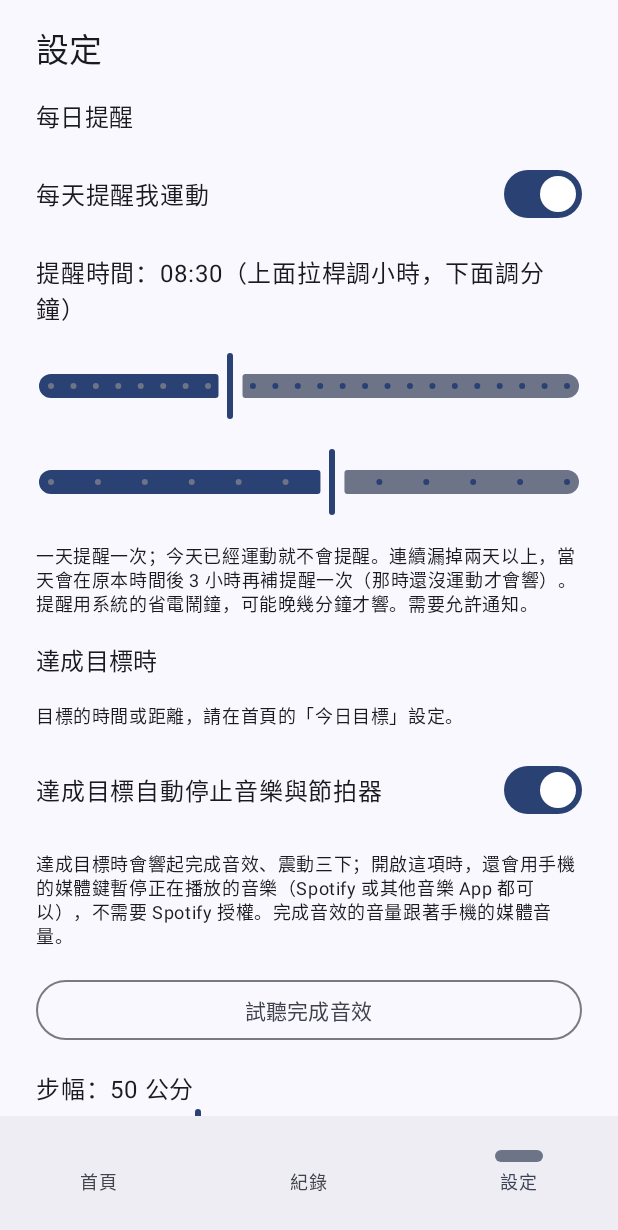
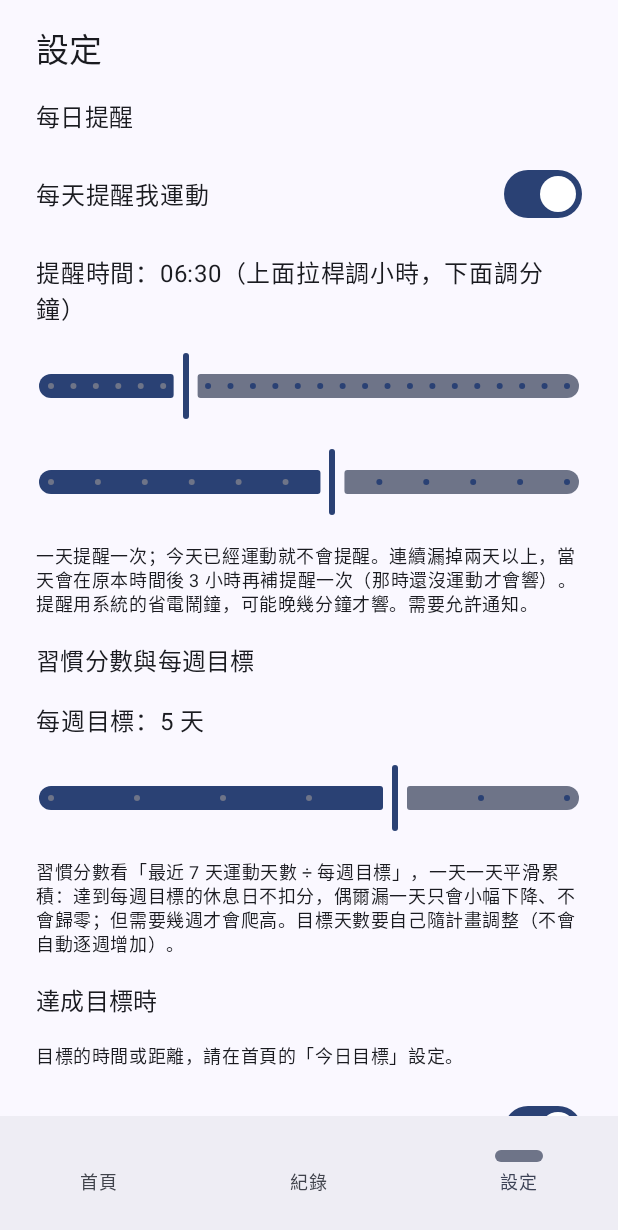
Before and after one commit to cornming/slowjog, an Android app built with Jetpack Compose: the screen it shows after launch (MainActivity), item 3 of the bottom bar chosen, on a phone screen of 412 x 824 dp. Shown: the top 1230 px of the screen. Run offline under Robolectric (Android 15) with nearby library versions, the phone set to English and light mode, and no system bars; our stand-ins replace Room's generated code.

Commit message:
加入習慣分數與每週目標、匯出 CSV；每日提醒預設時間改為 06:30（起床時間）
- 首頁顯示本週天數與習慣分數，小工具也顯示分數
- 設定可調每週目標天數；可把運動紀錄匯出成 CSV

Co-Authored-By: Claude Sonnet 5.5 <noreply@anthropic.com>
Claude-Session: https://claude.ai/code/session_01MNAtgNGejmkcFMiBn9P1QX

```diff
--- /dev/null
+++ b/app/src/main/java/com/cornming/slowjog/data/Habit.kt
@@ -0,0 +1,46 @@
+package com.cornming.slowjog.data
+
+import java.time.LocalDate
+import kotlin.math.min
+import kotlin.math.pow
+import kotlin.math.sqrt
+
+/**
+ * 習慣分數與每週目標（做法借鏡 uhabits 的「指數平滑」）。
+ *
+ * 每一天算一個 0 到 1 的完成度：最近 7 天（含當天）運動的天數 ÷ 每週目標天數，上限 1。
+ * 分數＝昨天分數 × 衰減係數 ＋ 今天完成度 × (1 − 衰減係數)。
+ * 所以達到每週目標的休息日不扣分，偶爾漏一天也只會小幅下降、不會歸零；但分數需要幾週才會爬高。
+ */
+object Habit {
+
+    const val MIN_WEEKLY_TARGET = 1
+    const val MAX_WEEKLY_TARGET = 7
+    const val DEFAULT_WEEKLY_TARGET = 5
+
+    private fun target(weeklyTarget: Int) = weeklyTarget.coerceIn(MIN_WEEKLY_TARGET, MAX_WEEKLY_TARGET)
+
+    /** 每過一天，舊分數保留的比例；目標天數越少，衰減越慢。 */
+    fun decay(weeklyTarget: Int): Double = 0.5.pow(sqrt(target(weeklyTarget) / 7.0) / 13.0)
+
+    /** [workoutDays] 是有運動的日期（epoch day），[today] 是今天。回傳 0.0 到 1.0。 */
+    fun score(workoutDays: Set<Long>, today: Long, weeklyTarget: Int): Double {
+        val first = workoutDays.minOrNull() ?: return 0.0
+        if (first > today) return 0.0
+        val goal = target(weeklyTarget)
+        val keep = decay(goal)
+        var score = 0.0
+        for (day in first..today) {
+            val count = (day - 6..day).count { it in workoutDays }
+            val completion = min(1.0, count.toDouble() / goal)
+            score = score * keep + completion * (1 - keep)
+        }
+        return score
+    }
+
+    /** 本週（週一到今天）運動了幾天。 */
+    fun weekCount(workoutDays: Set<Long>, today: Long): Int {
+        val monday = today - (LocalDate.ofEpochDay(today).dayOfWeek.value - 1)
+        return (monday..today).count { it in workoutDays }
+    }
+}
--- a/app/src/main/java/com/cornming/slowjog/settings/AppSettings.kt
+++ b/app/src/main/java/com/cornming/slowjog/settings/AppSettings.kt
@@ -2,6 +2,7 @@ package com.cornming.slowjog.settings
 
 import android.content.Context
 import android.content.SharedPreferences
+import com.cornming.slowjog.data.Habit
 import com.cornming.slowjog.workout.Distance
 import com.cornming.slowjog.workout.Target
 import com.cornming.slowjog.workout.TargetType
@@ -26,10 +27,12 @@ data class Settings(
     val strideCm: Int = Distance.DEFAULT_STRIDE_CM,
     /** 到目標時間時自動停止音樂與節拍器。 */
     val autoStopAtTarget: Boolean = true,
-    /** 每日運動提醒；預設早上 8:30（起床後的運動時間），可在設定調整。 */
+    /** 每日運動提醒；預設早上 6:30（起床時間），可在設定調整。 */
     val reminderEnabled: Boolean = true,
-    val reminderHour: Int = 8,
+    val reminderHour: Int = 6,
     val reminderMinute: Int = 30,
+    /** 每週目標運動天數，用來算習慣分數。 */
+    val weeklyTargetDays: Int = Habit.DEFAULT_WEEKLY_TARGET,
 ) {
     fun target(): Target = Target(targetType, targetMinutes, targetDistanceM)
 }
@@ -48,6 +51,7 @@ object AppSettings {
     private const val KEY_REMINDER_HOUR = "reminderHour"
     private const val KEY_REMINDER_MINUTE = "reminderMinute"
     private const val KEY_NOTIFICATION_ASKED = "notificationAsked"
+    private const val KEY_WEEKLY_TARGET = "weeklyTargetDays"
 
     private var prefs: SharedPreferences? = null
     private val _settings = MutableStateFlow(Settings())
@@ -69,9 +73,17 @@ object AppSettings {
                 .coerceIn(Distance.MIN_STRIDE_CM, Distance.MAX_STRIDE_CM),
             autoStopAtTarget = p.getBoolean(KEY_AUTO_STOP, true),
             reminderEnabled = p.getBoolean(KEY_REMINDER_ON, true),
-            reminderHour = p.getInt(KEY_REMINDER_HOUR, 8).coerceIn(0, 23),
+            reminderHour = p.getInt(KEY_REMINDER_HOUR, 6).coerceIn(0, 23),
             reminderMinute = p.getInt(KEY_REMINDER_MINUTE, 30).coerceIn(0, 59),
+            weeklyTargetDays = p.getInt(KEY_WEEKLY_TARGET, Habit.DEFAULT_WEEKLY_TARGET)
+                .coerceIn(Habit.MIN_WEEKLY_TARGET, Habit.MAX_WEEKLY_TARGET),
         )
+    }
+
+    fun setWeeklyTargetDays(value: Int) {
+        val clamped = value.coerceIn(Habit.MIN_WEEKLY_TARGET, Habit.MAX_WEEKLY_TARGET)
+        prefs?.edit()?.putInt(KEY_WEEKLY_TARGET, clamped)?.apply()
+        _settings.value = _settings.value.copy(weeklyTargetDays = clamped)
     }
 
     fun setReminderEnabled(value: Boolean) {
--- a/app/src/main/java/com/cornming/slowjog/ui/HomeScreen.kt
+++ b/app/src/main/java/com/cornming/slowjog/ui/HomeScreen.kt
@@ -42,6 +42,7 @@ import androidx.compose.ui.unit.sp
 import androidx.lifecycle.compose.collectAsStateWithLifecycle
 import android.os.SystemClock
 import com.cornming.slowjog.R
+import com.cornming.slowjog.data.Habit
 import com.cornming.slowjog.data.Stats
 import com.cornming.slowjog.metronome.MetronomeController
 import com.cornming.slowjog.metronome.MetronomeEngine
@@ -130,7 +131,7 @@ fun HomeScreen(modifier: Modifier = Modifier) {
             style = MaterialTheme.typography.titleLarge,
         )
 
-        SummaryCard(stats)
+        SummaryCard(stats, records, settings.weeklyTargetDays)
 
         GoalCard(bpm = state.bpm)
 
@@ -256,7 +257,11 @@ fun HomeScreen(modifier: Modifier = Modifier) {
 }
 
 @Composable
-private fun SummaryCard(stats: Stats) {
+private fun SummaryCard(stats: Stats, records: List<com.cornming.slowjog.data.WorkoutRecord>, weeklyTarget: Int) {
+    val today = LocalDate.now().toEpochDay()
+    val days = remember(records) { records.map { it.dateEpochDay }.toSet() }
+    val weekCount = Habit.weekCount(days, today)
+    val score = (Habit.score(days, today, weeklyTarget) * 100).roundToInt()
     Card(modifier = Modifier.fillMaxWidth()) {
         Column(
             modifier = Modifier.padding(16.dp),
@@ -270,6 +275,10 @@ private fun SummaryCard(stats: Stats) {
                 StatItem(stringResource(R.string.stat_streak), stringResource(R.string.days_format, stats.streakDays))
                 StatItem(stringResource(R.string.stat_total_jog), formatTotal(stats.totalJogSec))
                 StatItem(stringResource(R.string.stat_count), stringResource(R.string.times_format, stats.count))
+            }
+            Row(modifier = Modifier.fillMaxWidth(), horizontalArrangement = Arrangement.SpaceBetween) {
+                StatItem(stringResource(R.string.stat_week), stringResource(R.string.week_format, weekCount, weeklyTarget))
+                StatItem(stringResource(R.string.stat_score), stringResource(R.string.score_format, score))
             }
         }
     }
--- a/app/src/main/java/com/cornming/slowjog/ui/SettingsScreen.kt
+++ b/app/src/main/java/com/cornming/slowjog/ui/SettingsScreen.kt
@@ -33,10 +33,17 @@ import com.cornming.slowjog.R
 import com.cornming.slowjog.settings.AppSettings
 import com.cornming.slowjog.settings.MusicMode
 import com.cornming.slowjog.spotify.SpotifyLink
+import com.cornming.slowjog.data.CsvExport
+import com.cornming.slowjog.data.Habit
+import com.cornming.slowjog.data.RecordRepository
 import com.cornming.slowjog.reminder.ReminderScheduler
 import com.cornming.slowjog.sound.CompletionChime
 import com.cornming.slowjog.spotify.SpotifyPlayer
 import com.cornming.slowjog.workout.Distance
+import kotlinx.coroutines.Dispatchers
+import kotlinx.coroutines.flow.first
+import kotlinx.coroutines.launch
+import kotlinx.coroutines.withContext
 import kotlin.math.roundToInt
 
 /** 設定分頁：到達目標時的行為與步幅、運動音樂（Spotify 歌單與開始運動時的行為）。目標本身在首頁設定。 */
@@ -103,6 +110,19 @@ fun SettingsScreen(modifier: Modifier = Modifier) {
             text = stringResource(R.string.settings_reminder_help, 3),
             style = MaterialTheme.typography.bodySmall,
         )
+
+        Text(text = stringResource(R.string.settings_habit_section), style = MaterialTheme.typography.titleMedium)
+        Text(
+            text = stringResource(R.string.settings_weekly_target, settings.weeklyTargetDays),
+            style = MaterialTheme.typography.bodyLarge,
+        )
+        Slider(
+            value = settings.weeklyTargetDays.toFloat(),
+            onValueChange = { AppSettings.setWeeklyTargetDays(it.roundToInt()) },
+            valueRange = Habit.MIN_WEEKLY_TARGET.toFloat()..Habit.MAX_WEEKLY_TARGET.toFloat(),
+            steps = Habit.MAX_WEEKLY_TARGET - Habit.MIN_WEEKLY_TARGET - 1,
+        )
+        Text(text = stringResource(R.string.settings_habit_help), style = MaterialTheme.typography.bodySmall)
 
         Text(text = stringResource(R.string.settings_target_section), style = MaterialTheme.typography.titleMedium)
         Text(text = stringResource(R.string.settings_target_where), style = MaterialTheme.typography.bodySmall)
@@ -194,6 +214,33 @@ fun SettingsScreen(modifier: Modifier = Modifier) {
         testStatus?.let {
             Text(text = it, style = MaterialTheme.typography.bodyMedium, color = MaterialTheme.colorScheme.primary)
         }
+
+        Text(text = stringResource(R.string.settings_data_section), style = MaterialTheme.typography.titleMedium)
+        val scope = androidx.compose.runtime.rememberCoroutineScope()
+        val exportLauncher = androidx.activity.compose.rememberLauncherForActivityResult(
+            androidx.activity.result.contract.ActivityResultContracts.CreateDocument("text/csv"),
+        ) { uri ->
+            if (uri != null) {
+                scope.launch {
+                    val message = try {
+                        withContext(Dispatchers.IO) {
+                            val csv = CsvExport.build(RecordRepository.observeAll().first())
+                            context.contentResolver.openOutputStream(uri, "wt")?.use { it.write(csv.toByteArray(Charsets.UTF_8)) }
+                                ?: error("無法開啟檔案")
+                        }
+                        context.getString(R.string.settings_export_done)
+                    } catch (e: Exception) {
+                        context.getString(R.string.settings_export_failed, e.message ?: e.javaClass.simpleName)
+                    }
+                    android.widget.Toast.makeText(context.applicationContext, message, android.widget.Toast.LENGTH_LONG).show()
+                }
+            }
+        }
+        OutlinedButton(
+            modifier = Modifier.fillMaxWidth(),
+            onClick = { exportLauncher.launch("slowjog-records-${java.time.LocalDate.now()}.csv") },
+        ) { Text(stringResource(R.string.settings_export)) }
+        Text(text = stringResource(R.string.settings_export_help), style = MaterialTheme.typography.bodySmall)
     }
 }
 
--- a/app/src/main/res/values/strings.xml
+++ b/app/src/main/res/values/strings.xml
@@ -58,9 +58,19 @@
 
     <string name="widget_description">累計超慢跑時間與連續運動天數</string>
     <string name="widget_total_label">累計超慢跑</string>
+    <string name="widget_score">習慣分數 %1$d%%</string>
     <string name="widget_streak">連續 %1$d 天</string>
     <string name="widget_done_today">今天已完成</string>
     <string name="widget_not_yet">今天還沒運動</string>
+
+    <string name="settings_habit_section">習慣分數與每週目標</string>
+    <string name="settings_weekly_target">每週目標：%1$d 天</string>
+    <string name="settings_habit_help">習慣分數看「最近 7 天運動天數 ÷ 每週目標」，一天一天平滑累積：達到每週目標的休息日不扣分，偶爾漏一天只會小幅下降、不會歸零；但需要幾週才會爬高。目標天數要自己隨計畫調整（不會自動逐週增加）。</string>
+    <string name="settings_data_section">資料</string>
+    <string name="settings_export">匯出運動紀錄（CSV）</string>
+    <string name="settings_export_help">選擇存放位置後，把所有紀錄存成 CSV，欄位：id、date、startedAt、durationSec、jogSec、bpm，可用試算表開啟。</string>
+    <string name="settings_export_done">已匯出運動紀錄</string>
+    <string name="settings_export_failed">匯出失敗：%1$s</string>
 
     <string name="settings_title">設定</string>
     <string name="settings_music_section">運動音樂（Spotify）</string>
@@ -84,6 +94,10 @@
     <string name="stat_total_jog">累計超慢跑</string>
     <string name="stat_total_workout">累計整段運動</string>
     <string name="stat_count">運動次數</string>
+    <string name="stat_week">本週</string>
+    <string name="week_format">%1$d / %2$d 天</string>
+    <string name="stat_score">習慣分數</string>
+    <string name="score_format">%1$d%%</string>
     <string name="days_format">%1$d 天</string>
     <string name="times_format">%1$d 次</string>
 
```
Also changed, not shown: app/src/main/java/com/cornming/slowjog/data/CsvExport.kt (added, +26 -0 lines), app/src/main/java/com/cornming/slowjog/widget/SlowJogWidget.kt (+13 -3 lines), 3 other files.
